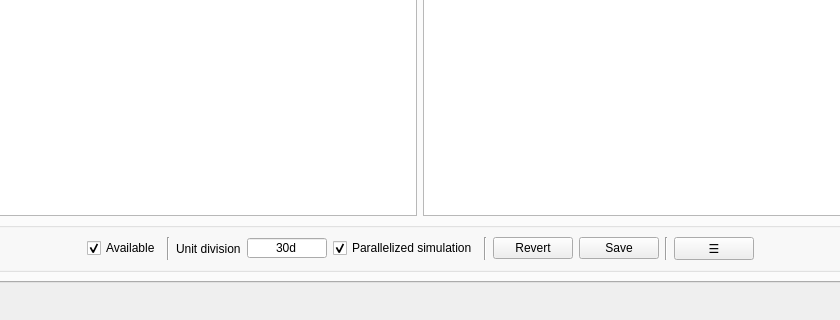
Above: user_interface.ui from cunarist/solie before the change; both pictures show x 220 to 1060 and y 400 to 720 of the 1280 by 720 pixel window. Below: the same form after it.
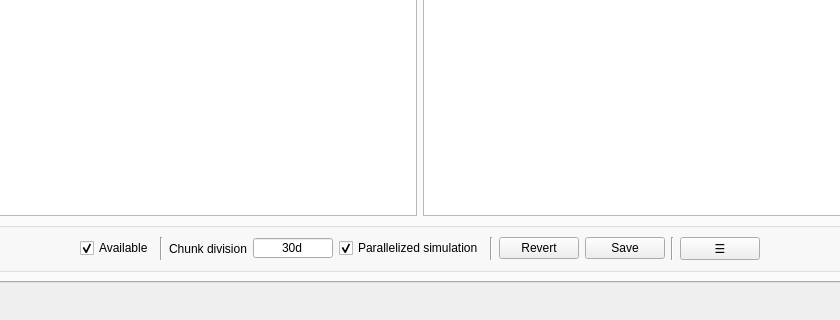
That is the form after the change. The open tabs and pages were chosen to show the change. Icons and pictures are not drawn. Custom widgets are drawn as their Qt base class.

```diff
--- a/user_interface.ui
+++ b/user_interface.ui
@@ -1200,7 +1200,7 @@
              <item>
               <widget class="QLabel" name="label_43">
                <property name="text">
-                <string>Unit division</string>
+                <string>Chunk division</string>
                </property>
               </widget>
              </item>
```
